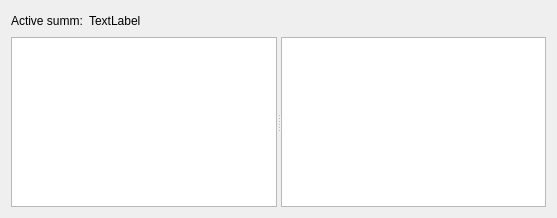
Above: listaccounts.ui from sergey196510/mycash before the change. Below: the same form after it.
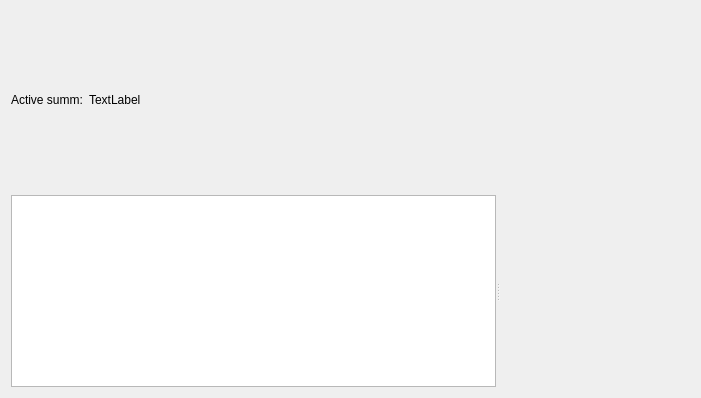
That is the form after the change. Custom widgets are drawn as their Qt base class.

Patch:
```diff
--- a/listaccounts.ui
+++ b/listaccounts.ui
@@ -6,8 +6,8 @@
    <rect>
     <x>0</x>
     <y>0</y>
-    <width>557</width>
-    <height>218</height>
+    <width>701</width>
+    <height>398</height>
    </rect>
   </property>
   <property name="windowTitle">
@@ -51,7 +51,7 @@
       <enum>Qt::Horizontal</enum>
      </property>
      <widget class="myTreeView" name="treeView"/>
-     <widget class="QTextEdit" name="textEdit"/>
+     <widget class="AccountGraph" name="widget" native="true"/>
     </widget>
    </item>
   </layout>
@@ -62,6 +62,12 @@
    <extends>QTreeView</extends>
    <header location="global">mytreeview.h</header>
   </customwidget>
+  <customwidget>
+   <class>AccountGraph</class>
+   <extends>QWidget</extends>
+   <header location="global">accountgraph.h</header>
+   <container>1</container>
+  </customwidget>
  </customwidgets>
  <resources/>
  <connections/>
```
